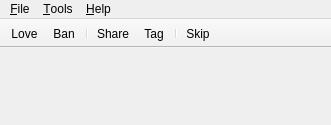
dougma/lastfm-desktop, file app/client/widgets/MainWindow.ui: the form before one commit.
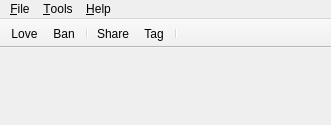
The form after the commit. Icons and pictures are not drawn.

Patch:
```diff
--- a/app/client/widgets/MainWindow.ui
+++ b/app/client/widgets/MainWindow.ui
@@ -116,7 +116,6 @@
    <addaction name="share" />
    <addaction name="tag" />
    <addaction name="separator" />
-   <addaction name="skip" />
   </widget>
   <action name="settings" >
    <property name="text" >
```
Left out of the diff: 10 changed lines with no effect on the pictures.
